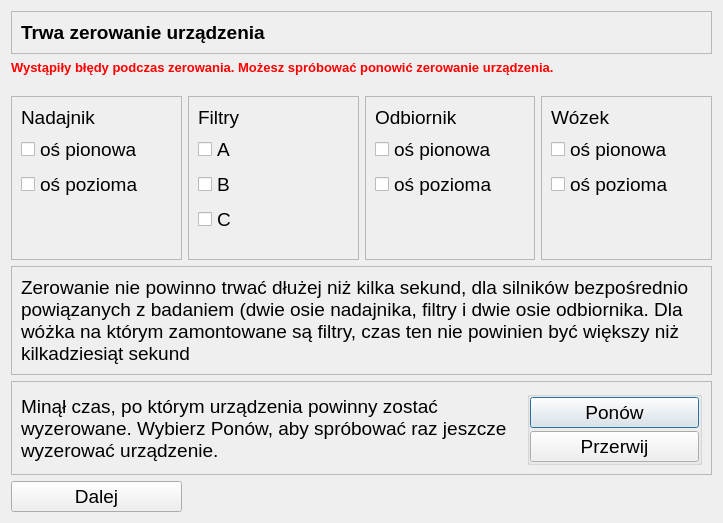
This is CzujkiLinioweApp/oknozerowanieurzadzenia.ui in wiacekmarcin/CzujkiLiniowe as Qt 5 draws it before an edit. The edited form follows.
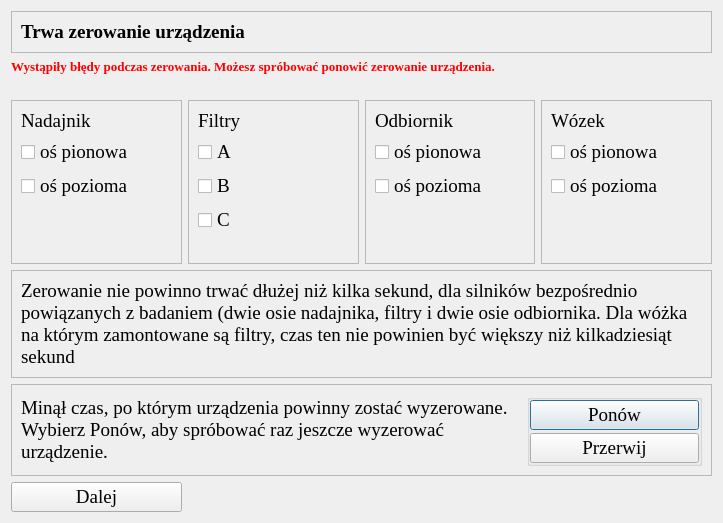
This is the edited form.

```diff
--- a/CzujkiLinioweApp/oknozerowanieurzadzenia.ui
+++ b/CzujkiLinioweApp/oknozerowanieurzadzenia.ui
@@ -24,7 +24,7 @@
   </property>
   <property name="font">
    <font>
-    <family>Arial</family>
+    <family>Times New Roman</family>
     <pointsize>14</pointsize>
    </font>
   </property>
@@ -139,7 +139,7 @@
     <widget class="QLabel" name="error">
      <property name="font">
       <font>
-       <family>Arial</family>
+       <family>Times New Roman</family>
        <pointsize>10</pointsize>
        <bold>true</bold>
       </font>
@@ -356,7 +356,7 @@
        <widget class="QLabel" name="label">
         <property name="font">
          <font>
-          <family>Arial</family>
+          <family>Times New Roman</family>
           <pointsize>14</pointsize>
           <bold>true</bold>
          </font>
@@ -386,7 +386,7 @@
     <widget class="QPushButton" name="pbDalej">
      <property name="font">
       <font>
-       <family>Arial</family>
+       <family>Times New Roman</family>
        <pointsize>14</pointsize>
       </font>
      </property>
```
